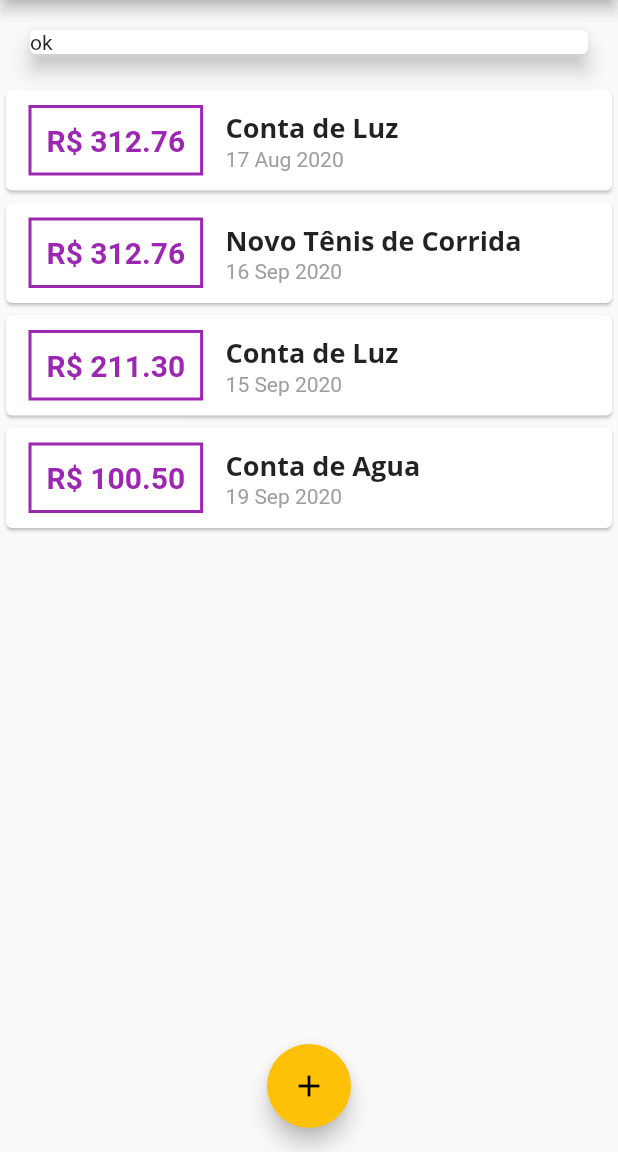
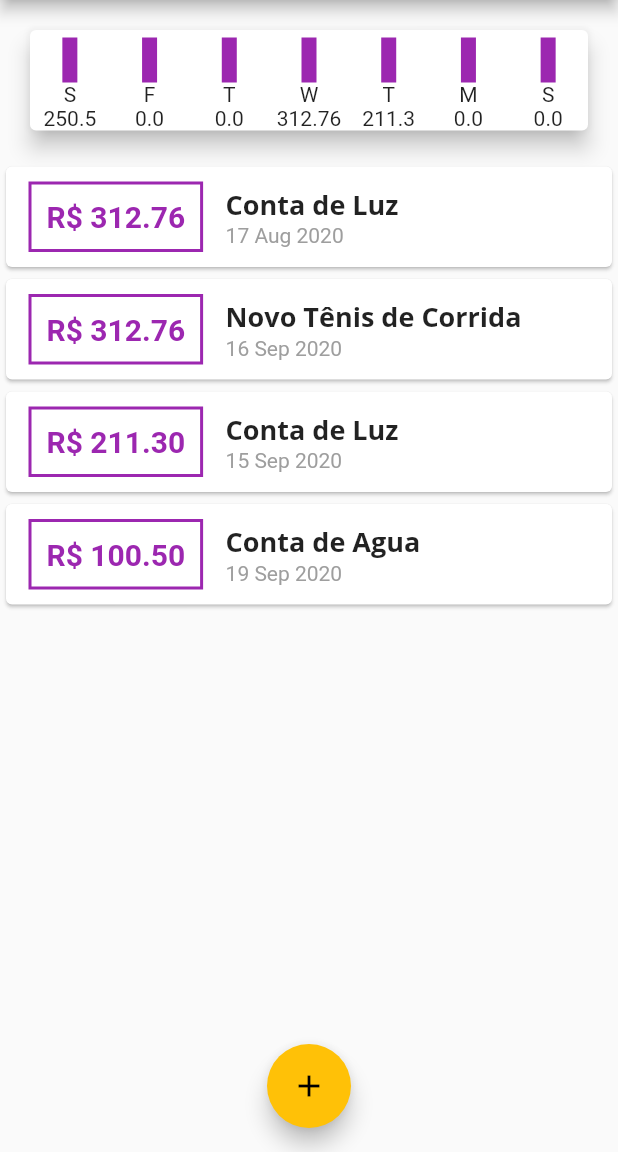
Before and after one commit to robertov8/expenses, a Flutter app: the screen it shows after launch, on a phone screen of 412 x 824 dp, the part 84-1236 px from its top. Run offline on Flutter 3.47's test engine with Material 2 defaults, Android fonts, the phone set to English and light mode, and no system bars.

Commit message:
40. Chart Widget #03.mp4

```diff
--- a/lib/components/chart.dart
+++ b/lib/components/chart.dart
@@ -1,3 +1,4 @@
+import 'package:expenses/components/chart_bar.dart';
 import 'package:expenses/models/transaction.dart';
 import 'package:flutter/material.dart';
 import 'package:intl/intl.dart';
@@ -23,10 +24,6 @@ class Chart extends StatelessWidget {
         }
       }
 
-      print(DateFormat.E().format(weekDay)[0]);
-      print(weekDay);
-      print(totalSum);
-
       return {
         'day': DateFormat.E().format(weekDay)[0],
         'value': totalSum,
@@ -39,15 +36,14 @@ class Chart extends StatelessWidget {
 
     var grouped = this.groupedTransactions;
 
-    print(grouped);
-
     return Card(
       elevation: 6,
       margin: EdgeInsets.all(20),
       child: Row(
-        children: [
-          Text('ok')
-        ],
+        children: groupedTransactions.map((transaction) {
+          return ChartBar(transaction);
+          return Text('${transaction['day']}: ${transaction['value']} ');
+        }).toList(),
       ),
     );
   }
--- /dev/null
+++ b/lib/components/chart_bar.dart
@@ -0,0 +1,28 @@
+import 'package:flutter/material.dart';
+
+class ChartBar extends StatelessWidget {
+  final Map transaction;
+
+  ChartBar(this.transaction);
+
+  @override
+  Widget build(BuildContext context) {
+    return Expanded(
+      child: Column(
+
+        children: [
+          Container(
+            margin: EdgeInsets.only(top: 5),
+            width: 10,
+            height: 30,
+            decoration: BoxDecoration(
+              color: Colors.purple
+            ),
+          ),
+          Text(transaction['day']),
+          Text(transaction['value'].toString()),
+        ],
+      ),
+    );
+  }
+}
```
